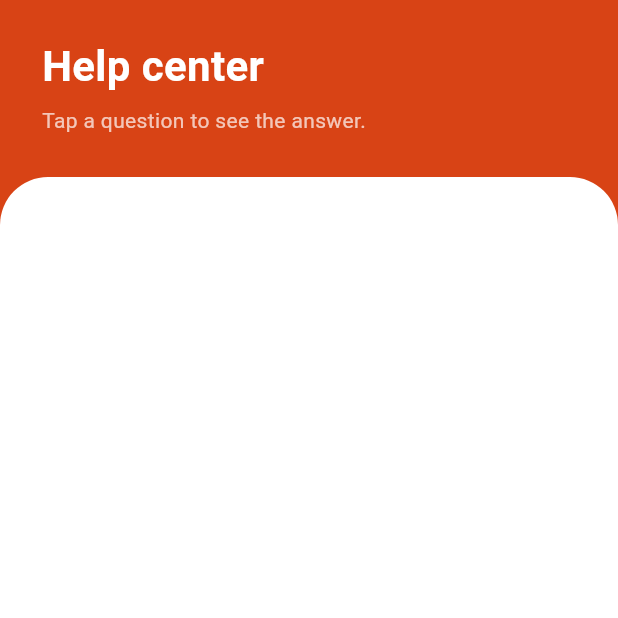
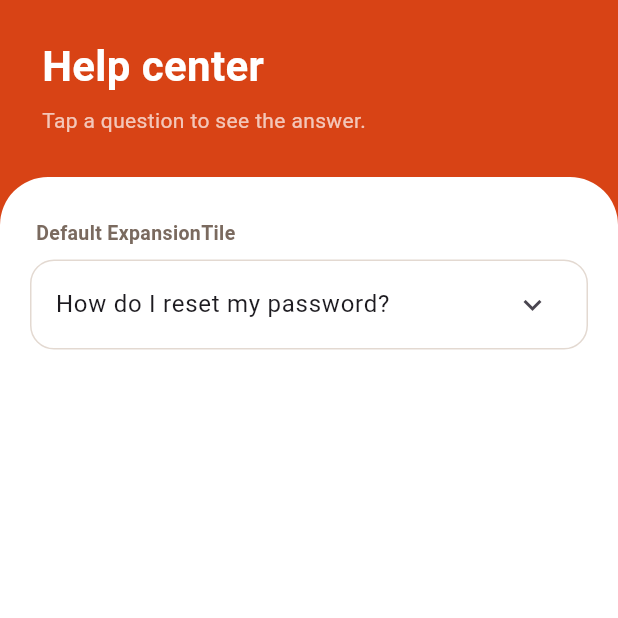
Before and after one commit to nakuwa23/expansion_tile_demo, a Flutter app: the screen it shows after launch, on a phone screen of 412 x 824 dp, the top half of it. Run offline on Flutter 3.47's test engine with Material 3 defaults, Android fonts, the phone set to English and light mode, and no system bars.

Commit message:
Add default ExpansionTile for comparison

```diff
--- a/lib/main.dart
+++ b/lib/main.dart
@@ -19,6 +19,7 @@ class FaqScreen extends StatelessWidget {
 
   // Color palette
   static const _accent = Color(0xFFD84315); // header, title, icon
+  static const _neutralBorder = Color(0xFFE3D9D1); // default card border
 
   @override
   Widget build(BuildContext context) {
@@ -59,7 +60,27 @@ class FaqScreen extends StatelessWidget {
                 ),
                 child: ListView(
                   padding: const EdgeInsets.fromLTRB(20, 28, 20, 20),
-                  children: const [],
+                  children: [
+                    const _SectionLabel('Default ExpansionTile'),
+
+                    // Baseline: no ExpansionTile properties set.
+                    // The Container only frames it so it looks tidy.
+                    Container(
+                      decoration: BoxDecoration(
+                        border: Border.all(color: _neutralBorder),
+                        borderRadius: BorderRadius.circular(16),
+                      ),
+                      child: const ExpansionTile(
+                        title: Text('How do I reset my password?'),
+                        children: [
+                          ListTile(
+                            title: Text(
+                                'Go to Settings > Account > Reset password.'),
+                          ),
+                        ],
+                      ),
+                    ),
+                  ],
                 ),
               ),
             ),
@@ -69,3 +90,23 @@ class FaqScreen extends StatelessWidget {
     );
   }
 }
+
+class _SectionLabel extends StatelessWidget {
+  const _SectionLabel(this.text);
+  final String text;
+
+  @override
+  Widget build(BuildContext context) {
+    return Padding(
+      padding: const EdgeInsets.only(left: 4, bottom: 8),
+      child: Text(
+        text,
+        style: const TextStyle(
+          fontSize: 13,
+          fontWeight: FontWeight.w600,
+          color: Color(0xFF7A6A5F),
+        ),
+      ),
+    );
+  }
+}
```
